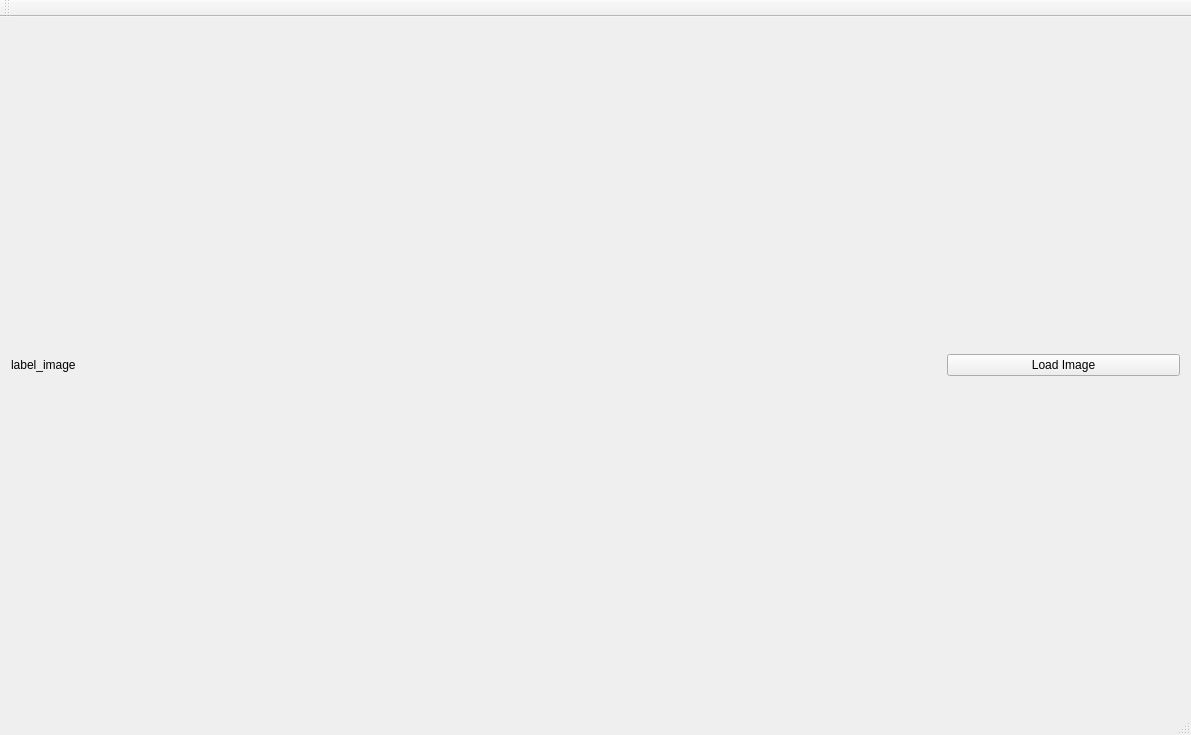
jingyangcarl/CSCI576, file Assignment 2/Assignment 2 Code/Assignment 2 Code/Assignment2Code.ui: the form before one commit.
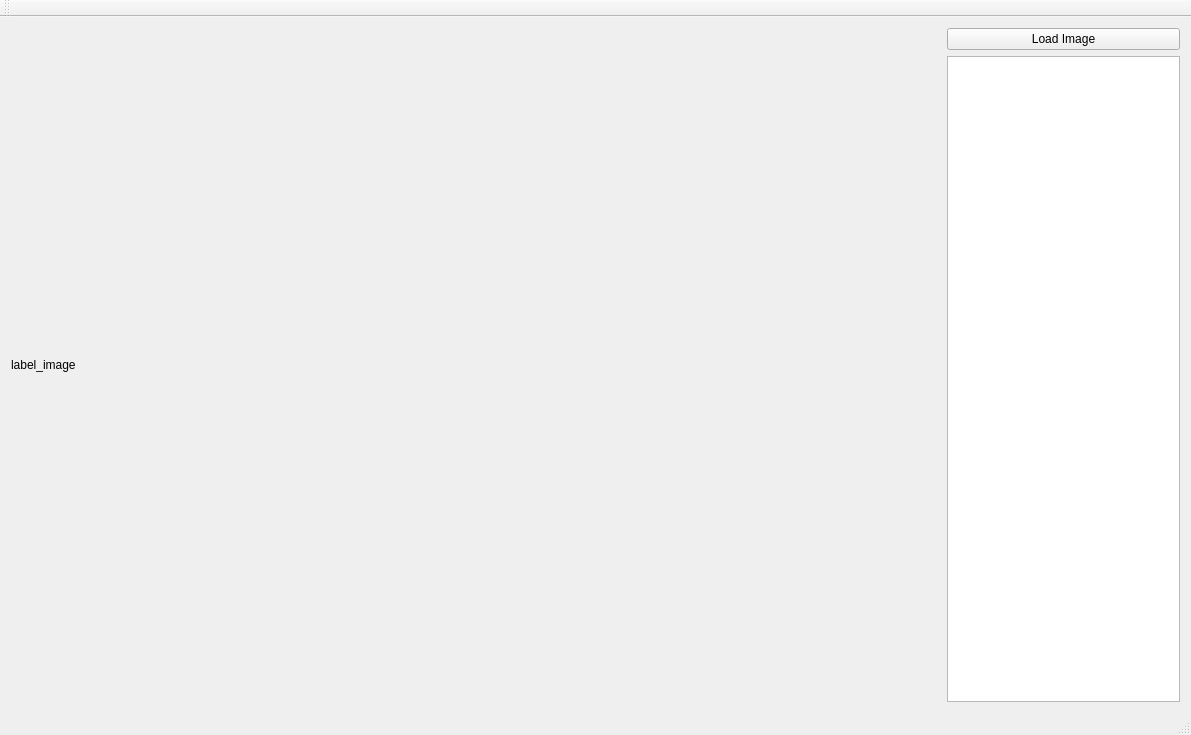
The form after the commit.

Diff of the .ui file:
```diff
--- a/Assignment 2/Assignment 2 Code/Assignment 2 Code/Assignment2Code.ui
+++ b/Assignment 2/Assignment 2 Code/Assignment 2 Code/Assignment2Code.ui
@@ -35,6 +35,9 @@
         </property>
        </widget>
       </item>
+      <item row="1" column="0">
+       <widget class="QTextBrowser" name="textBrowser_output"/>
+      </item>
      </layout>
     </item>
    </layout>
```
